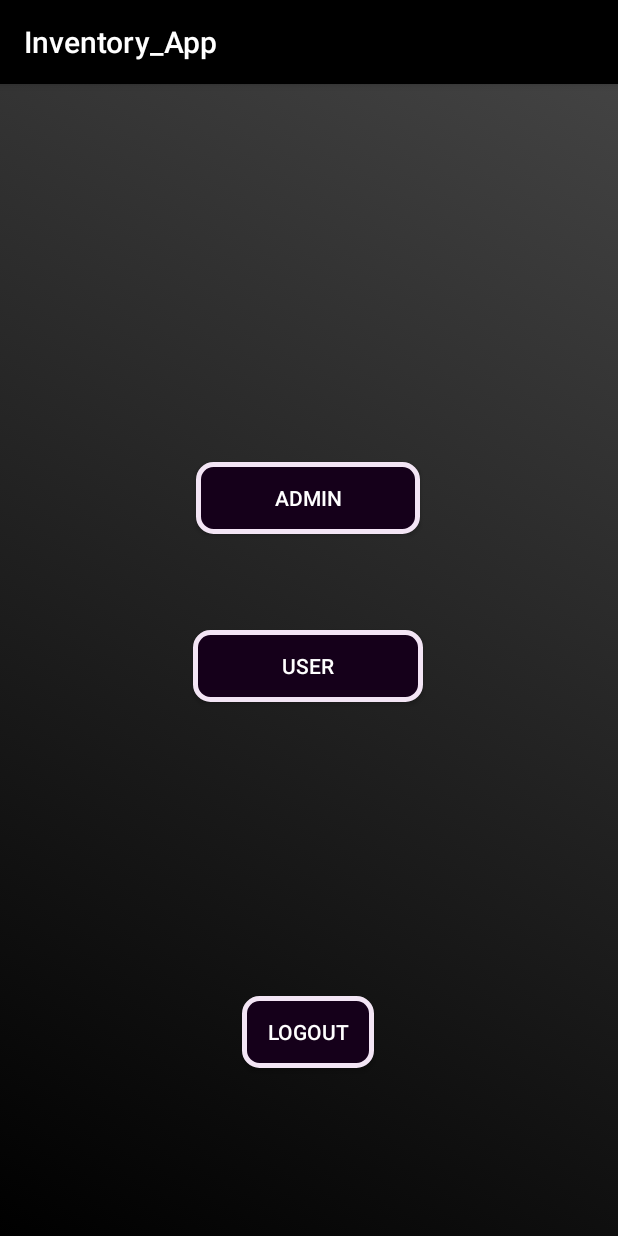
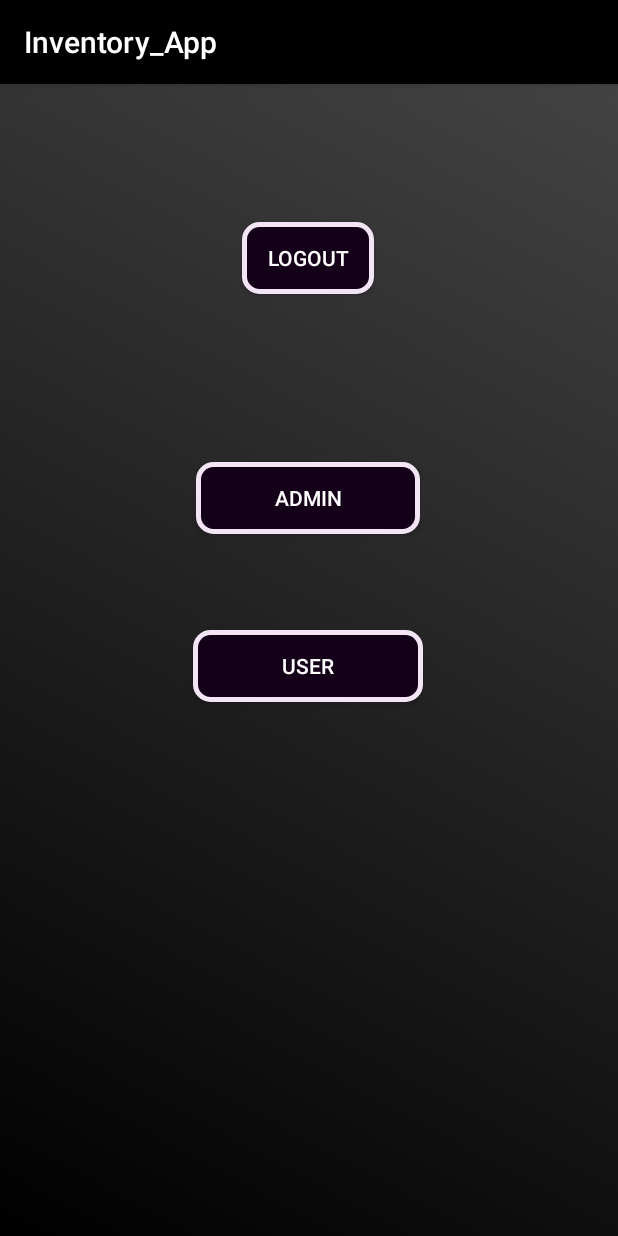
Before and after one commit to venkster11/Inventory-Management-App, an Android app: the screen it shows after launch (MainActivity), on a phone screen of 412 x 824 dp. Run offline under Robolectric (Android 15) with nearby library versions, the phone set to English and light mode, and no system bars; our stand-ins replace Firebase (no records; nobody signed in at launch, a user with empty details on screens opened directly); 1 statement that could not run was skipped.

Commit message:
Logout btn

```diff
--- a/app/src/main/res/layout/activity_main.xml
+++ b/app/src/main/res/layout/activity_main.xml
@@ -42,7 +42,7 @@
         android:layout_width="wrap_content"
         android:layout_height="wrap_content"
         android:layout_marginStart="8dp"
-        android:layout_marginTop="196dp"
+        android:layout_marginTop="92dp"
         android:layout_marginEnd="8dp"
         android:background="@drawable/curvebtn"
         android:text="LOGOUT"
@@ -50,7 +50,7 @@
         app:layout_constraintEnd_toEndOf="parent"
         app:layout_constraintHorizontal_bias="0.498"
         app:layout_constraintStart_toStartOf="parent"
-        app:layout_constraintTop_toBottomOf="@+id/user" />
+        app:layout_constraintTop_toTopOf="parent" />
 
 
 
```
